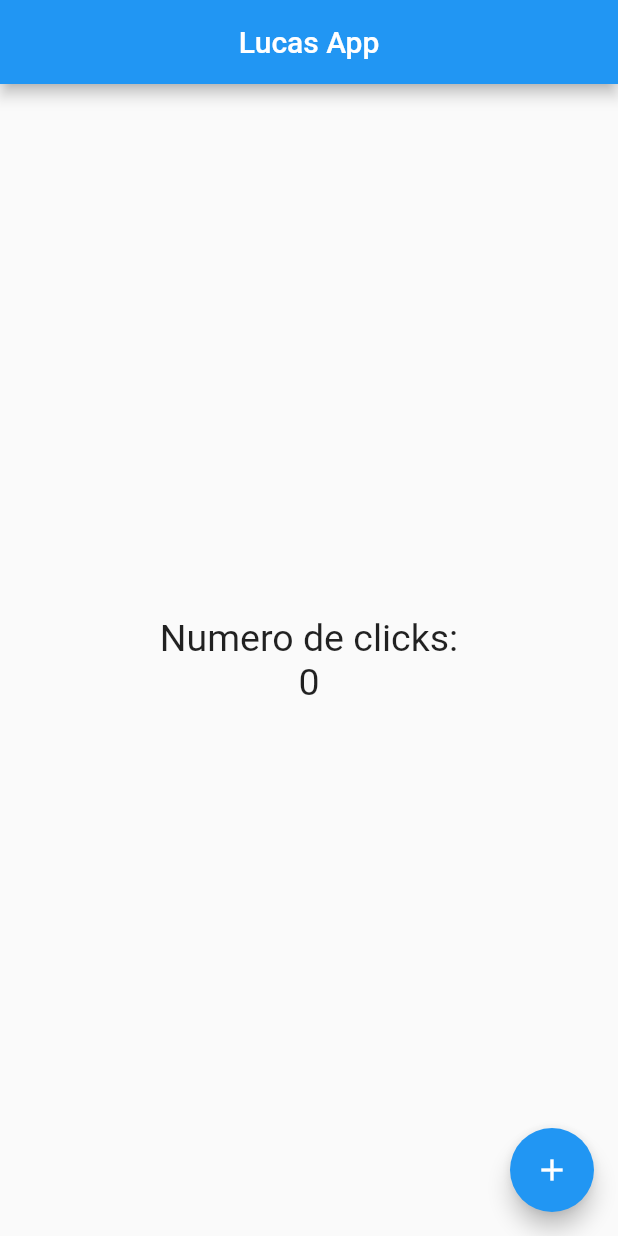
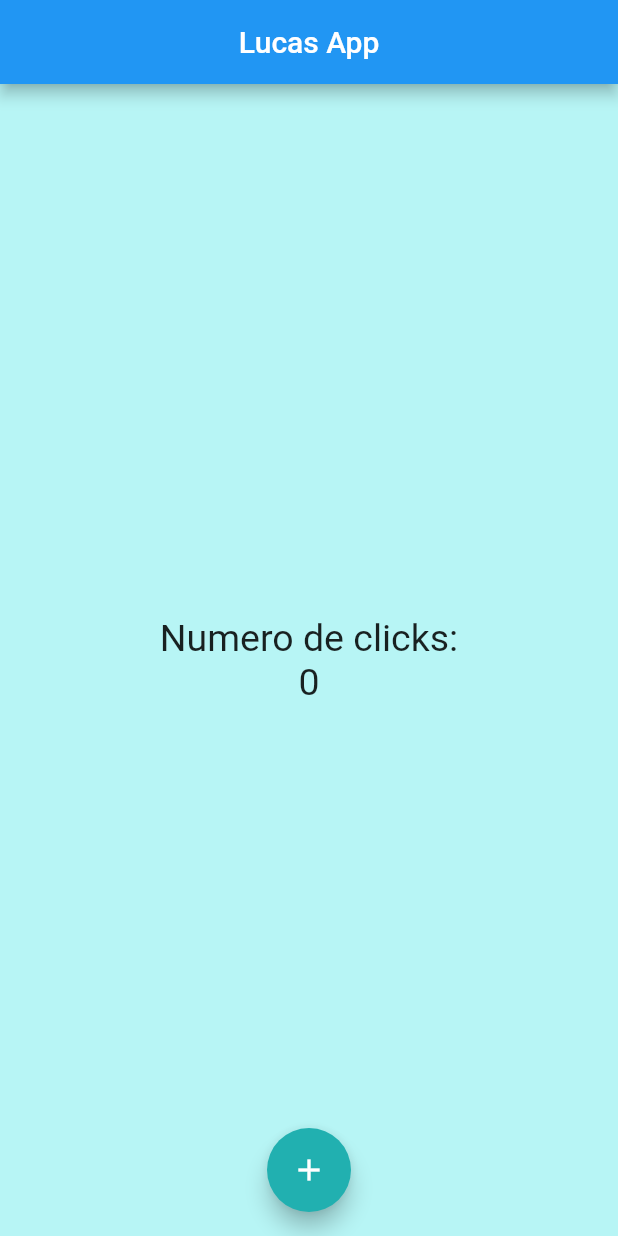
Before and after one commit to LucasZNK/FlutterRecreationMainApp, a Flutter app: the screen it shows after launch, on a phone screen of 412 x 824 dp. Run offline on Flutter 3.47's test engine with Material 2 defaults, Android fonts, the phone set to English and light mode, and no system bars.

Commit message:
Center button, changed scaffold color and button color

```diff
--- a/lib/src/pages/home_page.dart
+++ b/lib/src/pages/home_page.dart
@@ -6,6 +6,7 @@ class HomePage extends StatelessWidget {
   @override
   Widget build(context) {
     return Scaffold(
+      backgroundColor: Color.fromRGBO(183, 245, 245, 34),
       appBar: AppBar(
         title: Text("Lucas App"),
         centerTitle: true,
@@ -21,7 +22,9 @@ class HomePage extends StatelessWidget {
           Text("0", style: textStyle),
         ],
       )),
+      floatingActionButtonLocation: FloatingActionButtonLocation.centerFloat,
       floatingActionButton: FloatingActionButton(
+        backgroundColor: Color.fromRGBO(33, 176, 176, 2),
         onPressed: () {
           print("Hola mundo");
         },
```
